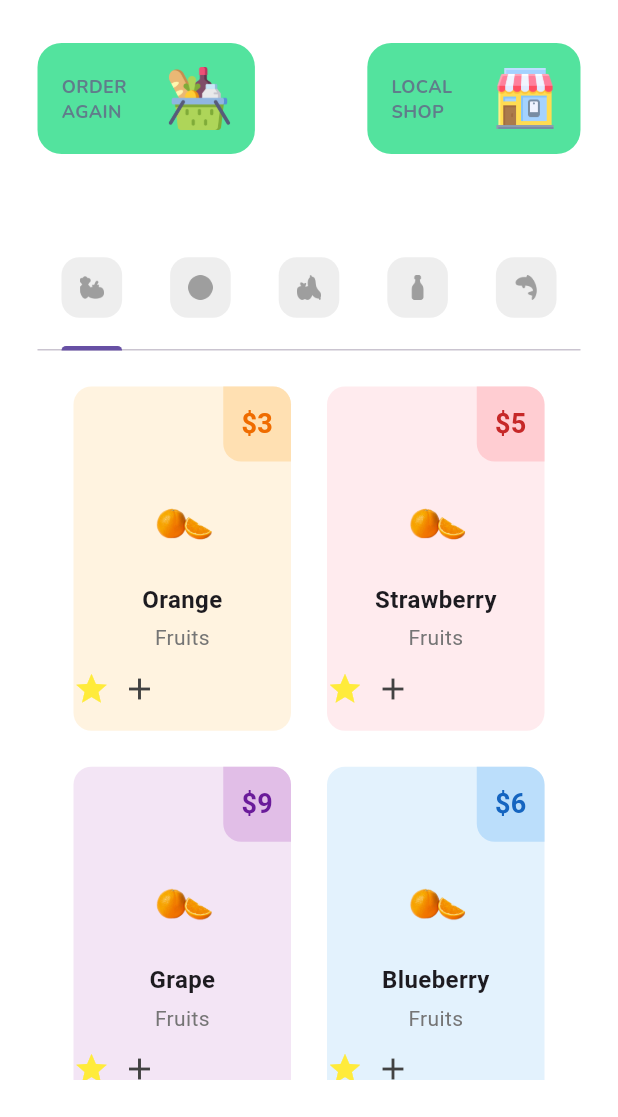
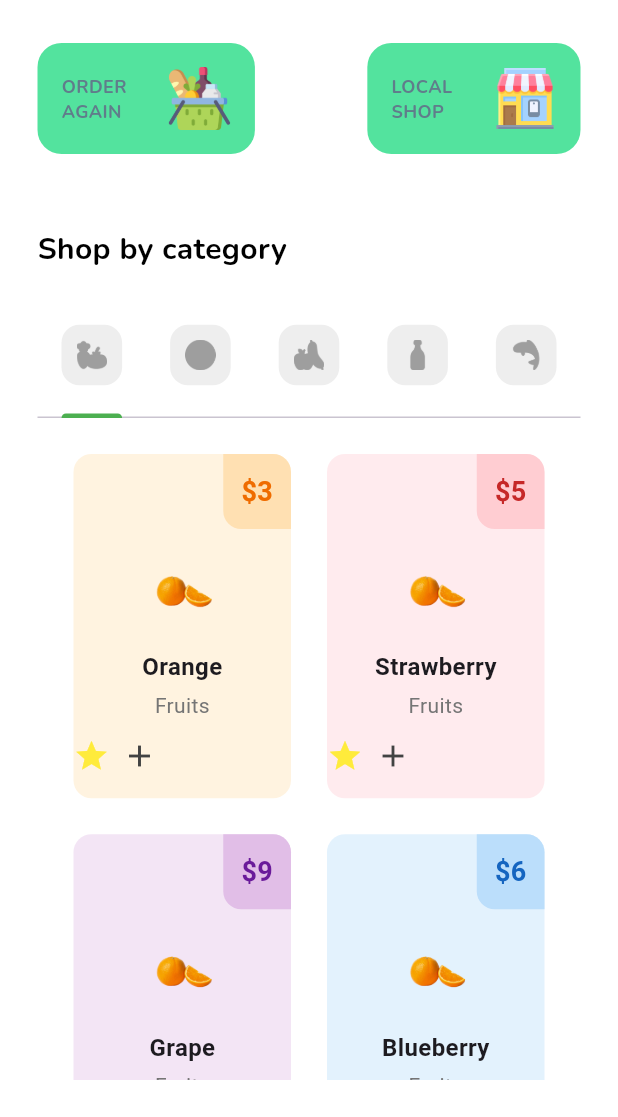
Before and after one commit to maoaktree/sample_app, a Flutter app: the screen it shows after launch, on a phone screen of 412 x 824 dp, the part 119-1236 px from its top. Run offline on Flutter 3.47's test engine with Material 3 defaults, Android fonts, the phone set to English and light mode, and no system bars; our stand-ins replace google_fonts.

Commit message:
Useless updates

```diff
--- a/lib/pages/home_page.dart
+++ b/lib/pages/home_page.dart
@@ -53,6 +53,7 @@ class _HomePageState extends State<HomePage> {
           child: DefaultTabController(
             length: myTabs.length,
             child: Column(
+              crossAxisAlignment: CrossAxisAlignment.start,
               children: [
                 // home row
                 Row(
@@ -185,8 +186,21 @@ class _HomePageState extends State<HomePage> {
                   height: 24,
                 ),
 
+// Title for TabBar
+                Text(
+                  'Shop by category',
+                  textAlign: TextAlign.left,
+                  style: GoogleFonts.nunito(
+                    color: Colors.black,
+                    fontSize: 20,
+                    fontWeight: FontWeight.bold,
+                  ),
+                ),
+
+                const SizedBox(height: 16),
+
                 // tab bar
-                TabBar(tabs: myTabs),
+                TabBar(indicatorColor: Colors.green, tabs: myTabs),
 
                 // tab bar view
                 Expanded(
--- a/lib/util/my_tab.dart
+++ b/lib/util/my_tab.dart
@@ -10,7 +10,7 @@ class MyTab extends StatelessWidget {
     return Tab(
       height: 80,
       child: Container(
-        padding: const EdgeInsets.all(12),
+        padding: const EdgeInsets.all(10),
         decoration: BoxDecoration(
             color: Colors.grey[200], borderRadius: BorderRadius.circular(12)),
         child: Image.asset(
```
